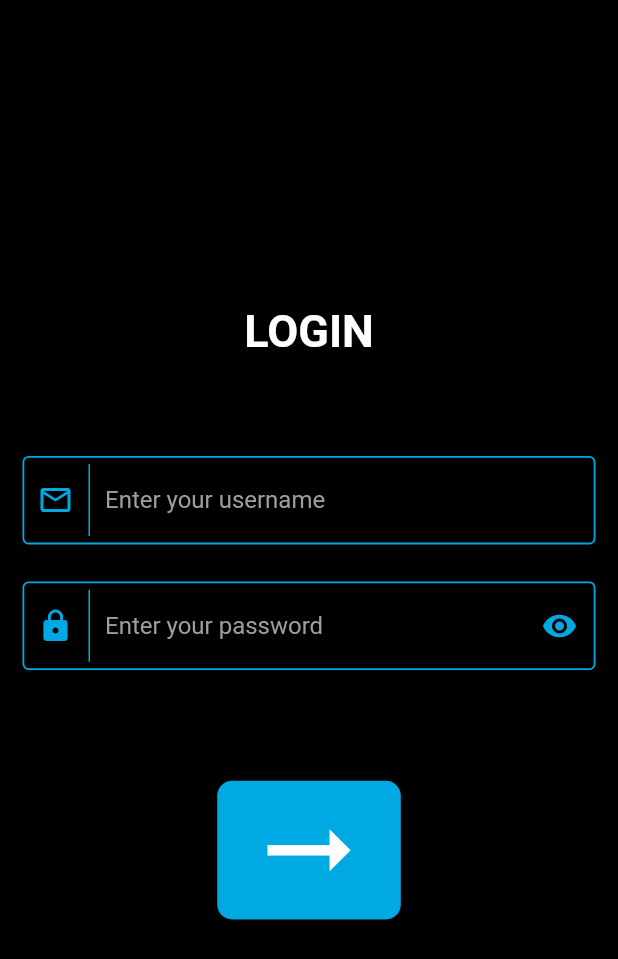
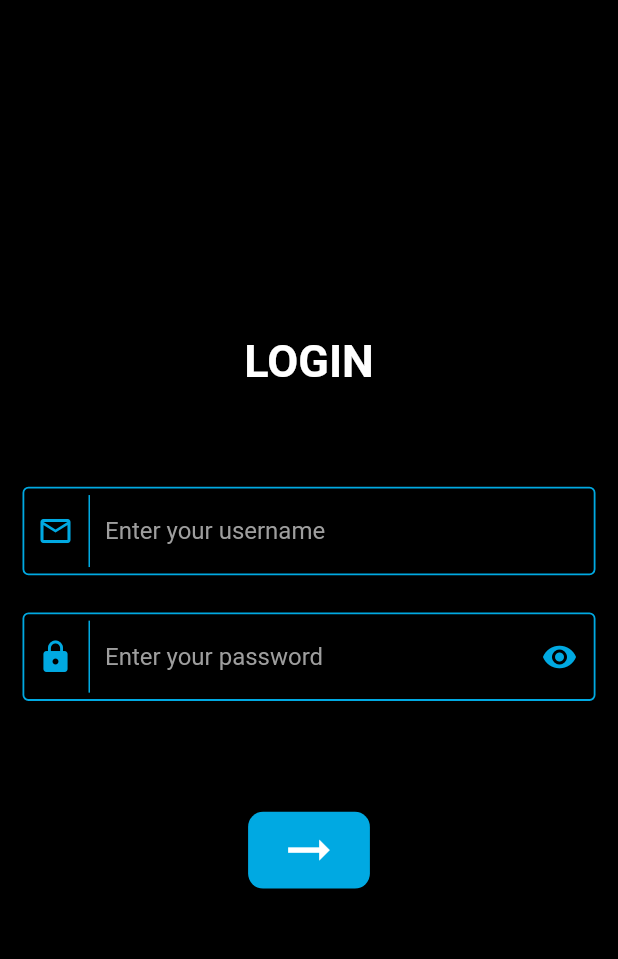
Before and after one commit to Advait0801/PCSB-App, a Flutter app: the screen it shows after launch, on a phone screen of 412 x 824 dp. Shown: the top 959 px of the screen. Run offline on Flutter 3.47's test engine with Material 2 defaults, Android fonts, the phone set to English and light mode, and no system bars.

```diff
--- a/lib/login_screen.dart
+++ b/lib/login_screen.dart
@@ -84,7 +84,7 @@ class _LoginScreenState extends State<LoginScreen> {
               SizedBox(height: MediaQuery.of(context).size.height*0.08,),
               TextButton(
                 child: Container(
-                  padding: EdgeInsets.symmetric(vertical: 5.0,horizontal: 20.0),
+                  padding: const EdgeInsets.symmetric(vertical: 5.0,horizontal: 20.0),
                   decoration: BoxDecoration(
                     shape: BoxShape.rectangle,
                     color: kBlueShade,
@@ -93,7 +93,7 @@ class _LoginScreenState extends State<LoginScreen> {
                   child: Icon(
                     Icons.arrow_right_alt_outlined,
                     color: Colors.white,
-                    size: MediaQuery.of(context).size.width*0.2,
+                    size: MediaQuery.of(context).size.width*0.1,
                   ),
                 ),
                 onPressed: (){},
```
